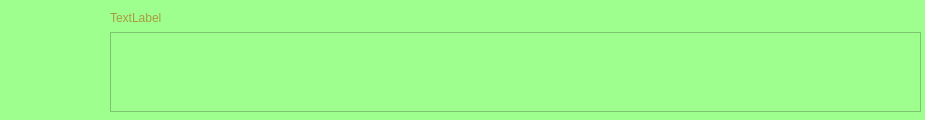
The window that formlistitem.ui (MyQt/UITest) describes before a commit, drawn with Qt 5.
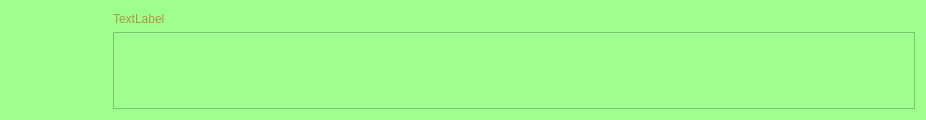
The same window after the commit. Icons and pictures are not drawn.

Patch:
```diff
--- a/formlistitem.ui
+++ b/formlistitem.ui
@@ -6,7 +6,7 @@
    <rect>
     <x>0</x>
     <y>0</y>
-    <width>925</width>
+    <width>926</width>
     <height>120</height>
    </rect>
   </property>
@@ -17,25 +17,19 @@
    <string notr="true">background-color: rgb(158, 255, 143);
 color: rgb(170, 154, 62);</string>
   </property>
+  <layout class="QHBoxLayout" name="horizontalLayout">
+   <item>
   <widget class="QLabel" name="label_icon">
-   <property name="geometry">
-    <rect>
-     <x>9</x>
-     <y>9</y>
-     <width>96</width>
-     <height>96</height>
-    </rect>
-   </property>
    <property name="sizePolicy">
-    <sizepolicy hsizetype="Preferred" vsizetype="Preferred">
+      <sizepolicy hsizetype="Fixed" vsizetype="Fixed">
      <horstretch>0</horstretch>
      <verstretch>0</verstretch>
     </sizepolicy>
    </property>
    <property name="minimumSize">
     <size>
-     <width>16</width>
-     <height>16</height>
+       <width>96</width>
+       <height>96</height>
     </size>
    </property>
    <property name="text">
@@ -51,15 +45,8 @@
     <set>Qt::AlignCenter</set>
    </property>
   </widget>
-  <widget class="QWidget" name="">
-   <property name="geometry">
-    <rect>
-     <x>110</x>
-     <y>10</y>
-     <width>811</width>
-     <height>102</height>
-    </rect>
-   </property>
+   </item>
+   <item>
    <layout class="QVBoxLayout" name="verticalLayout" stretch="1,5">
     <item>
      <widget class="QLabel" name="label_name">
@@ -69,10 +56,18 @@
      </widget>
     </item>
     <item>
-     <widget class="QTextBrowser" name="textBrowser_note"/>
-    </item>
-   </layout>
-  </widget>
+      <widget class="QTextBrowser" name="textBrowser_note">
+       <property name="sizePolicy">
+        <sizepolicy hsizetype="Preferred" vsizetype="Preferred">
+         <horstretch>0</horstretch>
+         <verstretch>0</verstretch>
+        </sizepolicy>
+       </property>
+      </widget>
+     </item>
+    </layout>
+   </item>
+  </layout>
  </widget>
  <resources/>
  <connections/>
```
Lines whose indentation alone changed are shown as unchanged.
